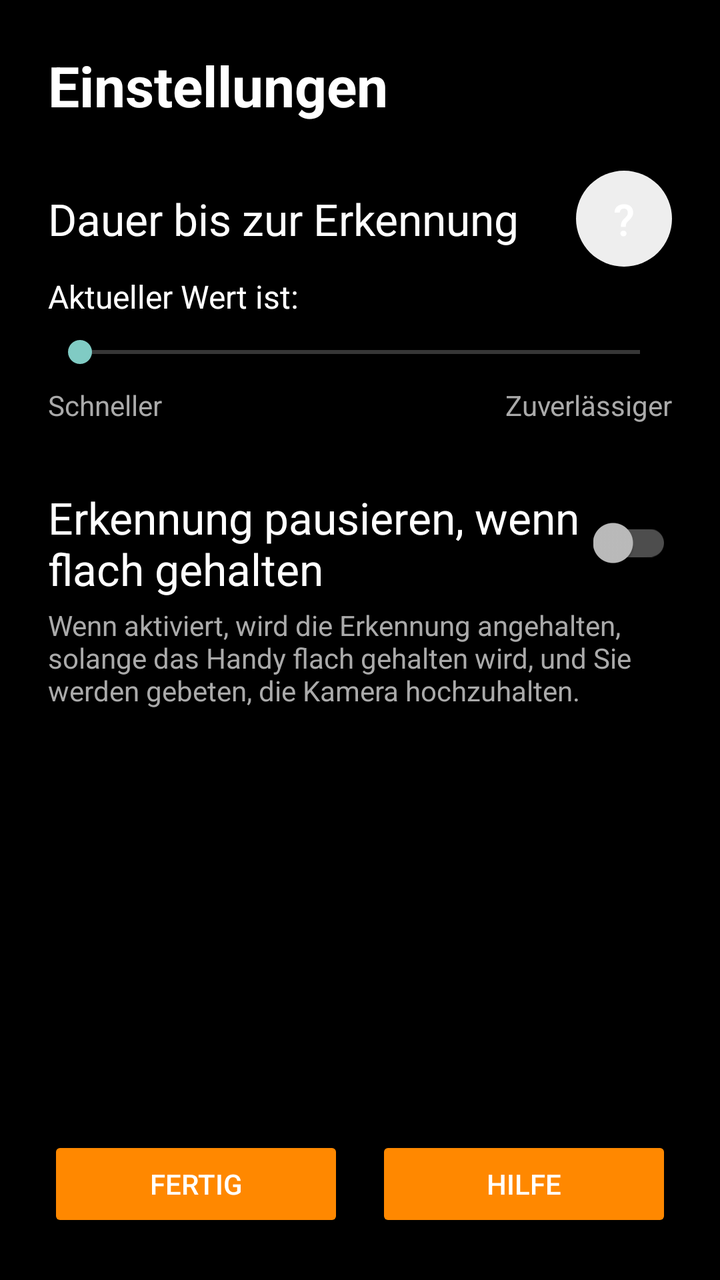
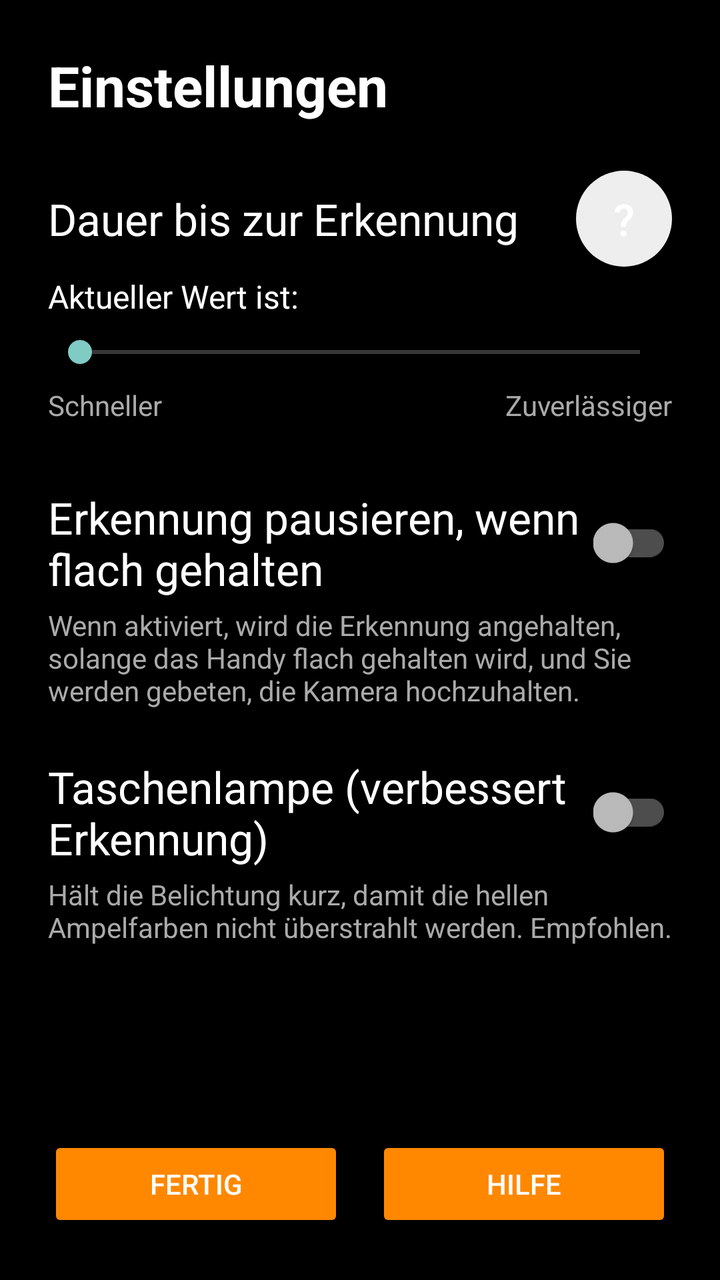

Before-and-after screenshots of an Android layout around one commit, followed by the original layout XML and the change that was made.
<!-- AndroidManifest.xml: application theme AppTheme.Fullscreen -->
<!-- res/layout/activity_settings.xml -->
<?xml version="1.0" encoding="utf-8"?>
<LinearLayout xmlns:android="http://schemas.android.com/apk/res/android"
    xmlns:tools="http://schemas.android.com/tools"
    android:layout_width="match_parent"
    android:layout_height="match_parent"
    android:background="@android:color/black"
    android:orientation="vertical"
    android:padding="24dp"
    tools:context="de.hsaugsburg.ampelpilot.SettingsActivity">

    <TextView
        android:layout_width="match_parent"
        android:layout_height="wrap_content"
        android:text="@string/settings"
        android:textColor="@android:color/white"
        android:textSize="28sp"
        android:textStyle="bold"
        android:paddingBottom="24dp" />

    
    <LinearLayout
        android:layout_width="match_parent"
        android:layout_height="wrap_content"
        android:orientation="horizontal"
        android:gravity="center_vertical">

        <TextView
            android:layout_width="0dp"
            android:layout_height="wrap_content"
            android:layout_weight="1"
            android:text="@string/stability"
            android:textColor="@android:color/white"
            android:textSize="22sp" />

        <Button
            android:id="@+id/helpButtonFrames"
            android:layout_width="48dp"
            android:layout_height="48dp"
            android:background="@drawable/roundedbutton"
            android:text="@string/help"
            android:contentDescription="Hilfe zur Erkennungsdauer"
            android:textSize="22sp" />
    </LinearLayout>

    <TextView
        android:id="@+id/text_Frames"
        android:layout_width="match_parent"
        android:layout_height="wrap_content"
        android:text="@string/Text_SeekBar"
        android:textColor="@android:color/white"
        android:textSize="16sp"
        android:paddingTop="4dp" />

    <SeekBar
        android:id="@+id/seekBar_Frames"
        android:layout_width="match_parent"
        android:layout_height="wrap_content"
        android:max="7"
        android:paddingTop="8dp"
        android:paddingBottom="8dp" />

    <LinearLayout
        android:layout_width="match_parent"
        android:layout_height="wrap_content">
        <TextView
            android:layout_width="0dp"
            android:layout_height="wrap_content"
            android:layout_weight="1"
            android:text="Schneller"
            android:textColor="@android:color/darker_gray" />
        <TextView
            android:layout_width="0dp"
            android:layout_height="wrap_content"
            android:layout_weight="1"
            android:gravity="end"
            android:text="Zuverl\u00e4ssiger"
            android:textColor="@android:color/darker_gray" />
    </LinearLayout>

    
    <LinearLayout
        android:layout_width="match_parent"
        android:layout_height="wrap_content"
        android:orientation="horizontal"
        android:gravity="center_vertical"
        android:paddingTop="32dp">

        <TextView
            android:layout_width="0dp"
            android:layout_height="wrap_content"
            android:layout_weight="1"
            android:text="@string/tilt_pause"
            android:textColor="@android:color/white"
            android:textSize="22sp" />

        <androidx.appcompat.widget.SwitchCompat
            android:id="@+id/switch_TiltPause"
            android:layout_width="wrap_content"
            android:layout_height="wrap_content" />
    </LinearLayout>

    <TextView
        android:layout_width="match_parent"
        android:layout_height="wrap_content"
        android:text="@string/tilt_pause_desc"
        android:textColor="@android:color/darker_gray"
        android:textSize="14sp"
        android:paddingTop="4dp" />

    <Space
        android:layout_width="match_parent"
        android:layout_height="0dp"
        android:layout_weight="1" />

    <LinearLayout
        android:layout_width="match_parent"
        android:layout_height="wrap_content"
        android:orientation="horizontal"
        android:gravity="center">

        <Button
            android:id="@+id/btnGo"
            android:layout_width="0dp"
            android:layout_weight="1"
            android:layout_height="wrap_content"
            android:layout_marginEnd="8dp"
            android:backgroundTint="@android:color/holo_orange_dark"
            android:text="Fertig" />

        <Button
            android:id="@+id/btnHelp"
            android:layout_width="0dp"
            android:layout_weight="1"
            android:layout_height="wrap_content"
            android:layout_marginStart="8dp"
            android:backgroundTint="@android:color/holo_orange_dark"
            android:text="Hilfe" />
    </LinearLayout>

</LinearLayout>
<!-- resources referenced by this layout -->
<resources>
  <!-- drawable roundedbutton (drawable) -->
  <?xml version="1.0" encoding="utf-8"?>
  <shape xmlns:android="http://schemas.android.com/apk/res/android"
      android:shape="rectangle">
      <solid android:color="#eeffffff" />
      <corners android:bottomRightRadius="50dp"
          android:bottomLeftRadius="50dp"
          android:topRightRadius="50dp"
          android:topLeftRadius="50dp"/>
  </shape>
  <string name="Text_SeekBar">Aktueller Wert ist: </string>
  <string name="help">\?</string>
  <string name="settings">Einstellungen</string>
  <string name="stability">Dauer bis zur Erkennung</string>
  <string name="tilt_pause">Erkennung pausieren, wenn flach gehalten</string>
  <string name="tilt_pause_desc">Wenn aktiviert, wird die Erkennung angehalten, solange das Handy flach gehalten wird, und Sie werden gebeten, die Kamera hochzuhalten.</string>
  <style name="AppTheme.Fullscreen" parent="Theme.AppCompat.NoActionBar">
          <item name="android:windowFullscreen">true</item>
          <item name="android:windowContentOverlay">@null</item>
      </style>
</resources>

<!-- the commit's change to res/layout/activity_settings.xml (unified diff, before → after) -->
@@ -107,6 +107,36 @@
         android:textSize="14sp"
         android:paddingTop="4dp" />
 
+    
+    <LinearLayout
+        android:layout_width="match_parent"
+        android:layout_height="wrap_content"
+        android:orientation="horizontal"
+        android:gravity="center_vertical"
+        android:paddingTop="24dp">
+
+        <TextView
+            android:layout_width="0dp"
+            android:layout_height="wrap_content"
+            android:layout_weight="1"
+            android:text="@string/torch"
+            android:textColor="@android:color/white"
+            android:textSize="22sp" />
+
+        <androidx.appcompat.widget.SwitchCompat
+            android:id="@+id/switch_Torch"
+            android:layout_width="wrap_content"
+            android:layout_height="wrap_content" />
+    </LinearLayout>
+
+    <TextView
+        android:layout_width="match_parent"
+        android:layout_height="wrap_content"
+        android:text="@string/torch_desc"
+        android:textColor="@android:color/darker_gray"
+        android:textSize="14sp"
+        android:paddingTop="4dp" />
+
     <Space
         android:layout_width="match_parent"
         android:layout_height="0dp"
<!-- resource entries referenced after the edit -->
@@ -16,6 +16,8 @@
   <string name="stability">Dauer bis zur Erkennung</string>
   <string name="tilt_pause">Erkennung pausieren, wenn flach gehalten</string>
   <string name="tilt_pause_desc">Wenn aktiviert, wird die Erkennung angehalten, solange das Handy flach gehalten wird, und Sie werden gebeten, die Kamera hochzuhalten.</string>
+  <string name="torch">Taschenlampe (verbessert Erkennung)</string>
+  <string name="torch_desc">H\u00e4lt die Belichtung kurz, damit die hellen Ampelfarben nicht \u00fcberstrahlt werden. Empfohlen.</string>
   <style name="AppTheme.Fullscreen" parent="Theme.AppCompat.NoActionBar">
           <item name="android:windowFullscreen">true</item>
           <item name="android:windowContentOverlay">@null</item>
